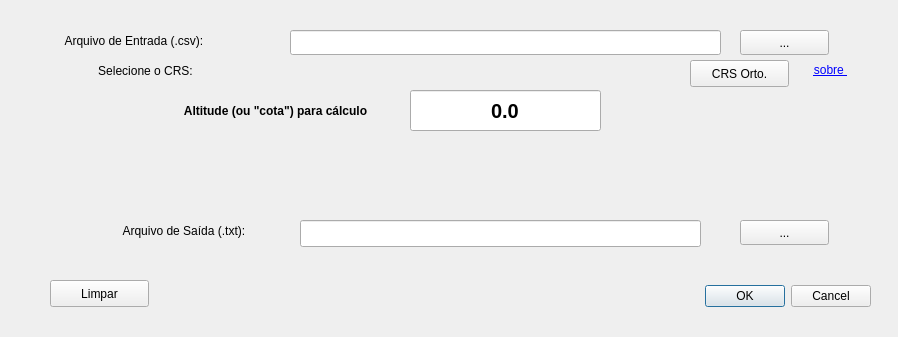
This is volumator_dialog_base.ui in kauevestena/volum as Qt 5 draws it before an edit. The edited form follows.
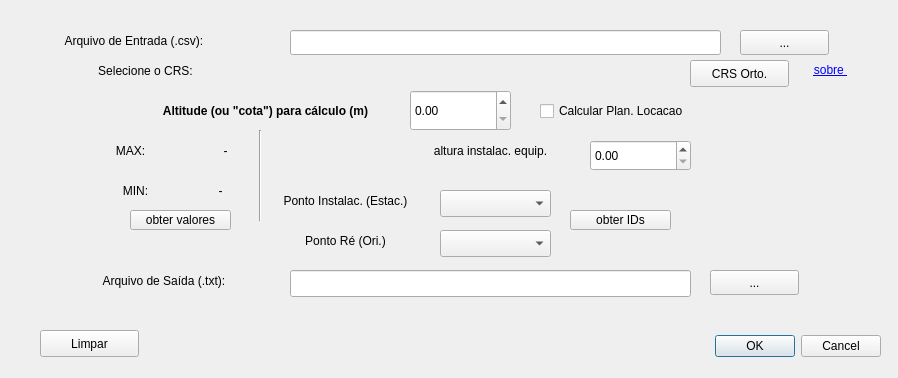
This is the edited form. Custom widgets are drawn as their Qt base class.

What changed in the file:
```diff
--- a/volumator_dialog_base.ui
+++ b/volumator_dialog_base.ui
@@ -7,7 +7,7 @@
     <x>0</x>
     <y>0</y>
     <width>898</width>
-    <height>337</height>
+    <height>378</height>
    </rect>
   </property>
   <property name="windowTitle">
@@ -16,8 +16,8 @@
   <widget class="QDialogButtonBox" name="button_box">
    <property name="geometry">
     <rect>
-     <x>530</x>
-     <y>280</y>
+     <x>540</x>
+     <y>330</y>
      <width>341</width>
      <height>32</height>
     </rect>
@@ -126,8 +126,8 @@
   <widget class="QPushButton" name="pushButton">
    <property name="geometry">
     <rect>
-     <x>50</x>
-     <y>280</y>
+     <x>40</x>
+     <y>330</y>
      <width>99</width>
      <height>27</height>
     </rect>
@@ -136,35 +136,12 @@
     <string>Limpar</string>
    </property>
   </widget>
-  <widget class="QLineEdit" name="hCalc">
-   <property name="geometry">
-    <rect>
-     <x>410</x>
-     <y>90</y>
-     <width>191</width>
-     <height>41</height>
-    </rect>
-   </property>
-   <property name="font">
-    <font>
-     <pointsize>15</pointsize>
-     <weight>75</weight>
-     <bold>true</bold>
-    </font>
-   </property>
-   <property name="text">
-    <string>0.0</string>
-   </property>
-   <property name="alignment">
-    <set>Qt::AlignCenter</set>
-   </property>
-  </widget>
   <widget class="QLabel" name="label_3">
    <property name="geometry">
     <rect>
-     <x>150</x>
+     <x>130</x>
      <y>100</y>
-     <width>251</width>
+     <width>271</width>
      <height>21</height>
     </rect>
    </property>
@@ -175,7 +152,7 @@
     </font>
    </property>
    <property name="text">
-    <string>Altitude (ou &quot;cota&quot;) para cálculo</string>
+    <string>Altitude (ou &quot;cota&quot;) para cálculo (m)</string>
    </property>
    <property name="alignment">
     <set>Qt::AlignCenter</set>
@@ -184,8 +161,8 @@
   <widget class="QLineEdit" name="lineEdit">
    <property name="geometry">
     <rect>
-     <x>300</x>
-     <y>220</y>
+     <x>290</x>
+     <y>270</y>
      <width>401</width>
      <height>27</height>
     </rect>
@@ -194,8 +171,8 @@
   <widget class="QLabel" name="label_4">
    <property name="geometry">
     <rect>
-     <x>80</x>
-     <y>220</y>
+     <x>60</x>
+     <y>270</y>
      <width>211</width>
      <height>21</height>
     </rect>
@@ -210,8 +187,8 @@
   <widget class="QPushButton" name="botaooutput">
    <property name="geometry">
     <rect>
-     <x>740</x>
-     <y>220</y>
+     <x>710</x>
+     <y>270</y>
      <width>89</width>
      <height>25</height>
     </rect>
@@ -220,6 +197,234 @@
     <string>...</string>
    </property>
   </widget>
+  <widget class="QLabel" name="label_5">
+   <property name="geometry">
+    <rect>
+     <x>110</x>
+     <y>140</y>
+     <width>41</width>
+     <height>21</height>
+    </rect>
+   </property>
+   <property name="text">
+    <string>MAX:</string>
+   </property>
+   <property name="alignment">
+    <set>Qt::AlignCenter</set>
+   </property>
+  </widget>
+  <widget class="QLabel" name="label_6">
+   <property name="geometry">
+    <rect>
+     <x>110</x>
+     <y>180</y>
+     <width>51</width>
+     <height>21</height>
+    </rect>
+   </property>
+   <property name="text">
+    <string>MIN:</string>
+   </property>
+   <property name="alignment">
+    <set>Qt::AlignCenter</set>
+   </property>
+  </widget>
+  <widget class="QLabel" name="label_7">
+   <property name="geometry">
+    <rect>
+     <x>170</x>
+     <y>180</y>
+     <width>101</width>
+     <height>21</height>
+    </rect>
+   </property>
+   <property name="text">
+    <string>-</string>
+   </property>
+   <property name="alignment">
+    <set>Qt::AlignCenter</set>
+   </property>
+  </widget>
+  <widget class="QLabel" name="lMAX">
+   <property name="geometry">
+    <rect>
+     <x>170</x>
+     <y>140</y>
+     <width>111</width>
+     <height>21</height>
+    </rect>
+   </property>
+   <property name="text">
+    <string>-</string>
+   </property>
+   <property name="alignment">
+    <set>Qt::AlignCenter</set>
+   </property>
+  </widget>
+  <widget class="QPushButton" name="obMaxMin">
+   <property name="geometry">
+    <rect>
+     <x>130</x>
+     <y>210</y>
+     <width>101</width>
+     <height>20</height>
+    </rect>
+   </property>
+   <property name="autoFillBackground">
+    <bool>false</bool>
+   </property>
+   <property name="text">
+    <string>obter valores</string>
+   </property>
+  </widget>
+  <widget class="QLabel" name="label_8">
+   <property name="geometry">
+    <rect>
+     <x>410</x>
+     <y>140</y>
+     <width>161</width>
+     <height>21</height>
+    </rect>
+   </property>
+   <property name="font">
+    <font>
+     <weight>50</weight>
+     <bold>false</bold>
+    </font>
+   </property>
+   <property name="text">
+    <string>altura instalac. equip.</string>
+   </property>
+   <property name="alignment">
+    <set>Qt::AlignCenter</set>
+   </property>
+  </widget>
+  <widget class="Line" name="line">
+   <property name="geometry">
+    <rect>
+     <x>250</x>
+     <y>130</y>
+     <width>20</width>
+     <height>91</height>
+    </rect>
+   </property>
+   <property name="orientation">
+    <enum>Qt::Vertical</enum>
+   </property>
+  </widget>
+  <widget class="QCheckBox" name="calcLoc">
+   <property name="geometry">
+    <rect>
+     <x>540</x>
+     <y>100</y>
+     <width>181</width>
+     <height>22</height>
+    </rect>
+   </property>
+   <property name="text">
+    <string>Calcular Plan. Locacao</string>
+   </property>
+  </widget>
+  <widget class="QDoubleSpinBox" name="hCalc">
+   <property name="geometry">
+    <rect>
+     <x>410</x>
+     <y>90</y>
+     <width>101</width>
+     <height>41</height>
+    </rect>
+   </property>
+  </widget>
+  <widget class="QDoubleSpinBox" name="hEquip">
+   <property name="geometry">
+    <rect>
+     <x>590</x>
+     <y>140</y>
+     <width>101</width>
+     <height>31</height>
+    </rect>
+   </property>
+  </widget>
+  <widget class="QComboBox" name="stationSelec">
+   <property name="geometry">
+    <rect>
+     <x>440</x>
+     <y>190</y>
+     <width>111</width>
+     <height>27</height>
+    </rect>
+   </property>
+  </widget>
+  <widget class="QLabel" name="label_9">
+   <property name="geometry">
+    <rect>
+     <x>260</x>
+     <y>190</y>
+     <width>171</width>
+     <height>21</height>
+    </rect>
+   </property>
+   <property name="font">
+    <font>
+     <weight>50</weight>
+     <bold>false</bold>
+    </font>
+   </property>
+   <property name="text">
+    <string>Ponto Instalac. (Estac.)</string>
+   </property>
+   <property name="alignment">
+    <set>Qt::AlignCenter</set>
+   </property>
+  </widget>
+  <widget class="QLabel" name="label_10">
+   <property name="geometry">
+    <rect>
+     <x>260</x>
+     <y>230</y>
+     <width>171</width>
+     <height>21</height>
+    </rect>
+   </property>
+   <property name="font">
+    <font>
+     <weight>50</weight>
+     <bold>false</bold>
+    </font>
+   </property>
+   <property name="text">
+    <string>Ponto Ré (Ori.)</string>
+   </property>
+   <property name="alignment">
+    <set>Qt::AlignCenter</set>
+   </property>
+  </widget>
+  <widget class="QComboBox" name="oriSelec">
+   <property name="geometry">
+    <rect>
+     <x>440</x>
+     <y>230</y>
+     <width>111</width>
+     <height>27</height>
+    </rect>
+   </property>
+  </widget>
+  <widget class="QPushButton" name="obIDs">
+   <property name="geometry">
+    <rect>
+     <x>570</x>
+     <y>210</y>
+     <width>101</width>
+     <height>20</height>
+    </rect>
+   </property>
+   <property name="autoFillBackground">
+    <bool>false</bool>
+   </property>
+   <property name="text">
+    <string>obter IDs</string>
+   </property>
+  </widget>
  </widget>
  <customwidgets>
   <customwidget>
```
Left out of the diff: 2 changed lines with no effect on the pictures.
